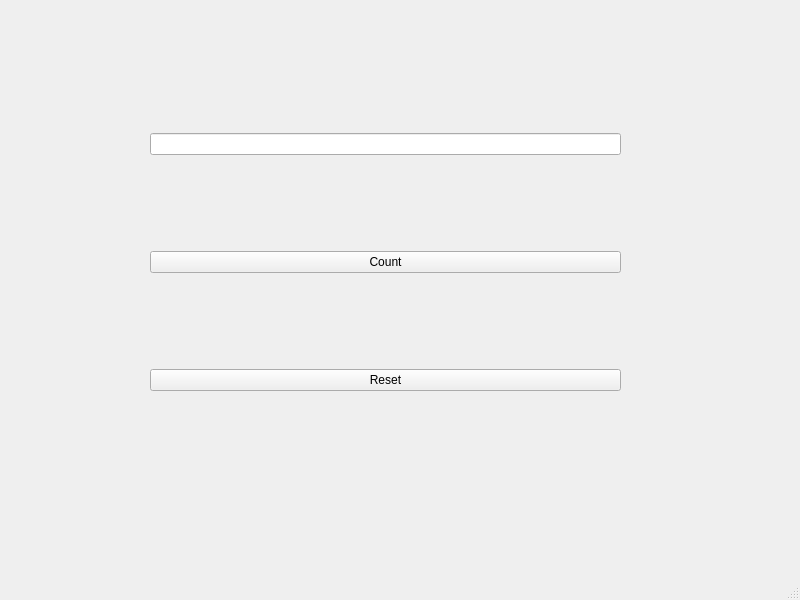
The window that kotitehtava6_1/mainwindow.ui (Samulimv/olio-ohjelmointi) describes before a commit, drawn with Qt 5.
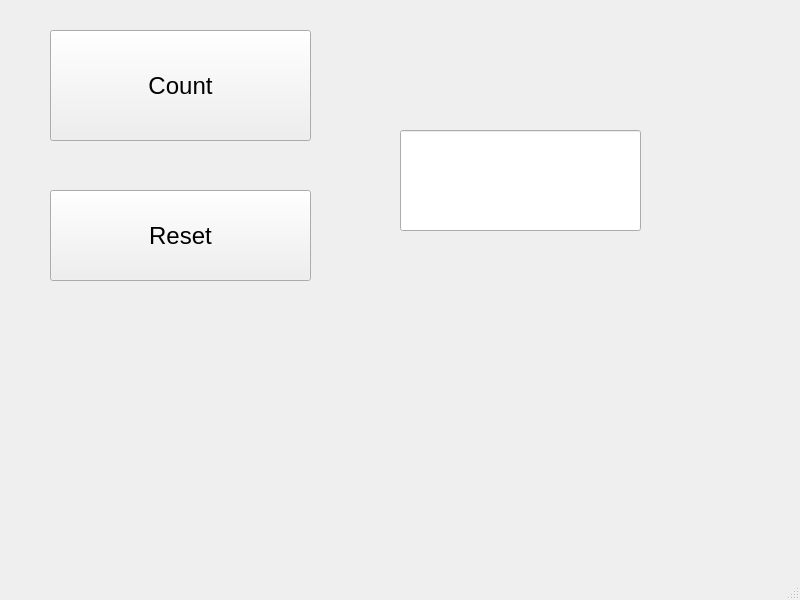
The same window after the commit.

What changed in the file:
```diff
--- a/kotitehtava6_1/mainwindow.ui
+++ b/kotitehtava6_1/mainwindow.ui
@@ -14,34 +14,51 @@
    <string>MainWindow</string>
   </property>
   <widget class="QWidget" name="centralwidget">
-   <widget class="QWidget" name="centralwidget_2">
+   <widget class="QPushButton" name="pushCount">
     <property name="geometry">
      <rect>
-      <x>150</x>
-      <y>43</y>
-      <width>471</width>
-      <height>441</height>
+      <x>50</x>
+      <y>30</y>
+      <width>261</width>
+      <height>111</height>
      </rect>
     </property>
-    <layout class="QVBoxLayout" name="verticalLayout">
-     <item>
-      <widget class="QLineEdit" name="lineEdit"/>
-     </item>
-     <item>
-      <widget class="QPushButton" name="countButton">
+    <property name="font">
+     <font>
+      <pointsize>18</pointsize>
+     </font>
+    </property>
        <property name="text">
         <string>Count</string>
        </property>
       </widget>
-     </item>
-     <item>
-      <widget class="QPushButton" name="resetButton">
+   <widget class="QPushButton" name="pushReset">
+    <property name="geometry">
+     <rect>
+      <x>50</x>
+      <y>190</y>
+      <width>261</width>
+      <height>91</height>
+     </rect>
+    </property>
+    <property name="font">
+     <font>
+      <pointsize>18</pointsize>
+     </font>
+    </property>
        <property name="text">
         <string>Reset</string>
        </property>
       </widget>
-     </item>
-    </layout>
+   <widget class="QLineEdit" name="lineEdit">
+    <property name="geometry">
+     <rect>
+      <x>400</x>
+      <y>130</y>
+      <width>241</width>
+      <height>101</height>
+     </rect>
+    </property>
    </widget>
   </widget>
   <widget class="QMenuBar" name="menubar">
```
Lines whose indentation alone changed are shown as unchanged.
